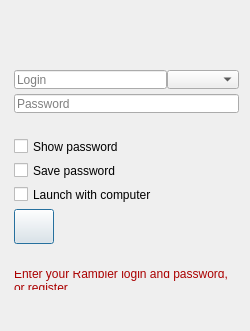
Old version of the form src/plugins/optionsmanager/logindialog.ui in the repository silvansky/Contacts.
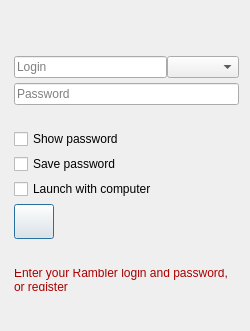
New version of the form.

Commit message: Адская ревизия! Добавлен логотип!

What changed in the file:
```diff
--- a/src/plugins/optionsmanager/logindialog.ui
+++ b/src/plugins/optionsmanager/logindialog.ui
@@ -48,7 +48,7 @@
        <number>14</number>
       </property>
       <property name="topMargin">
-       <number>27</number>
+       <number>10</number>
       </property>
       <property name="rightMargin">
        <number>11</number>
```
The commit also changes 1 other file.
